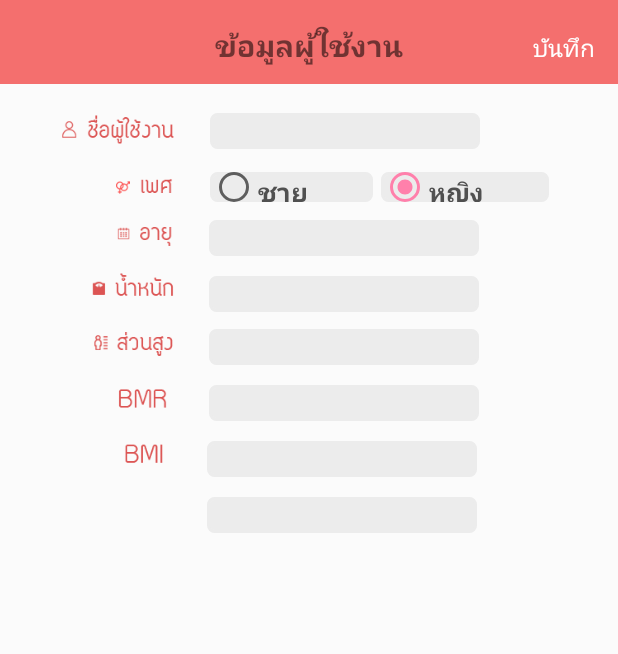
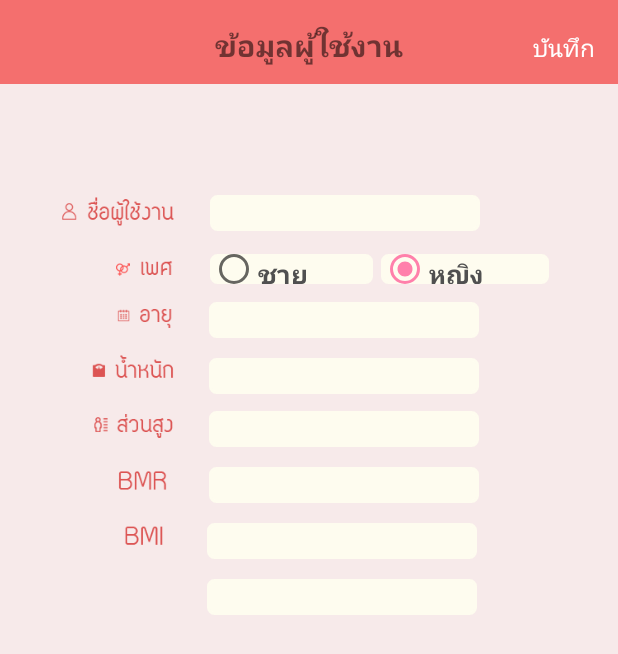
Before and after one commit to jirapornpraneet/AppHappyHealthy, an Android app: the DisplayUser screen opened directly, with no data from a screen before it, on a phone screen of 412 x 824 dp. Shown: the top 654 px of the screen. Run offline under Robolectric (Android 15) with nearby library versions, the phone set to English and light mode, and no system bars; 5 statements that could not run were skipped.

Commit message:
DesignDataUser22

```diff
--- a/app/src/main/res/drawable/my_bg_bordar_datauser.xml
+++ b/app/src/main/res/drawable/my_bg_bordar_datauser.xml
@@ -4,13 +4,13 @@
 
     <!-- view background color -->
     <solid
-        android:color="#cacaca" >
+        android:color="#FFDBDBDB" >
     </solid>
 
     <!-- view border color and width -->
     <stroke
         android:width="2dp"
-        android:color="#cacaca" >
+        android:color="#FFDBDBDB" >
     </stroke>
 
     <!-- The radius makes the corners rounded -->
--- a/app/src/main/res/drawable/my_border_box.xml
+++ b/app/src/main/res/drawable/my_border_box.xml
@@ -4,13 +4,13 @@
 
     <!-- view background color -->
     <solid
-        android:color="#ececec" >
+        android:color="#fefcef" >
     </solid>
 
     <!-- view border color and width -->
     <stroke
         android:width="2dp"
-        android:color="#ececec" >
+        android:color="#fefcef" >
     </stroke>
 
     <!-- The radius makes the corners rounded -->
--- a/app/src/main/res/layout/activity_data_user.xml
+++ b/app/src/main/res/layout/activity_data_user.xml
@@ -215,13 +215,13 @@
     </LinearLayout>
 
     <ImageView
-        android:layout_width="wrap_content"
+        android:layout_width="320dp"
         android:layout_height="wrap_content"
         android:id="@+id/imageView8"
         android:layout_centerHorizontal="true"
         android:onClick="ClickDisPlay"
         android:src="@drawable/savedatauser"
-        android:layout_marginTop="350dp"
+        android:layout_marginTop="370dp"
         android:layout_alignParentBottom="false" />
 
 
--- a/app/src/main/res/layout/activity_display_user.xml
+++ b/app/src/main/res/layout/activity_display_user.xml
@@ -4,7 +4,7 @@
     android:layout_width="fill_parent"
     android:layout_height="fill_parent"
     tools:context="com.example.nut.happyhealthy.DisplayUser"
-    android:background="#f2fbfbfb">
+    android:background="#f7eaea">
 
     <LinearLayout
         android:id="@+id/container_toolbar"
@@ -50,7 +50,7 @@
         android:orientation="vertical"
         android:layout_width="match_parent"
         android:layout_height="wrap_content"
-        android:layout_marginTop="75dp"
+        android:layout_marginTop="130dp"
         android:layout_marginLeft="20dp"
         android:layout_marginRight="15dp">
 
--- a/app/src/main/res/values/colors.xml
+++ b/app/src/main/res/values/colors.xml
@@ -1,7 +1,7 @@
 <?xml version="1.0" encoding="utf-8"?>
 <resources>
     <color name="colorPrimary">#f46f6e</color>
-    <color name="colorPrimaryDark">#fd9595</color>
+    <color name="colorPrimaryDark">#fbb4b7</color>
     <color name="textColorPrimary">#FFFFFF</color>
     <color name="windowBackground">#FFFFFF</color>
     <color name="navigationBarColor">#000000</color>
```
Also changed, not shown: app/src/main/res/drawable-hdpi/ic.png, app/src/main/res/drawable-ldpi/ic.png, app/src/main/res/drawable-mdpi/ic.png, app/src/main/res/drawable-xhdpi/ic.png, app/src/main/res/drawable-xxhdpi/ic.png.
